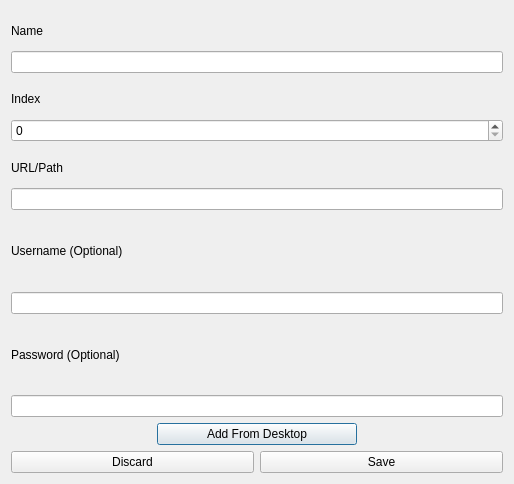
daniel-deru/WorkMate-3.0, file designs/xml/app_window.ui: the form before one commit.
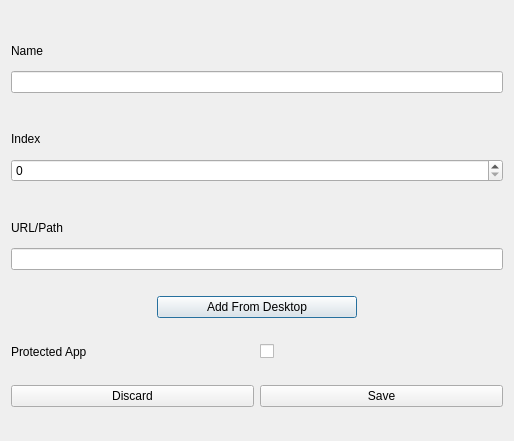
The form after the commit.

Commit message: separated the vault from the apps. the vault is for non app secrets. the apps tab now has protected appss. updated the app window to toggle between protected apps and open apps.

```diff
--- a/designs/xml/app_window.ui
+++ b/designs/xml/app_window.ui
@@ -7,7 +7,7 @@
     <x>0</x>
     <y>0</y>
     <width>514</width>
-    <height>484</height>
+    <height>441</height>
    </rect>
   </property>
   <property name="windowTitle">
@@ -119,37 +119,6 @@
      </item>
     </layout>
    </item>
-   <item>
-    <layout class="QVBoxLayout" name="vbox_username">
-     <property name="sizeConstraint">
-      <enum>QLayout::SetFixedSize</enum>
-     </property>
-     <item>
-      <widget class="QLabel" name="lbl_username">
-       <property name="text">
-        <string>Username (Optional)</string>
-       </property>
-      </widget>
-     </item>
-     <item>
-      <widget class="QLineEdit" name="lnedt_username"/>
-     </item>
-    </layout>
-   </item>
-   <item>
-    <layout class="QVBoxLayout" name="vbox_password">
-     <item>
-      <widget class="QLabel" name="lbl_password">
-       <property name="text">
-        <string>Password (Optional)</string>
-       </property>
-      </widget>
-     </item>
-     <item>
-      <widget class="QLineEdit" name="lnedt_password"/>
-     </item>
-    </layout>
-   </item>
    <item>
     <layout class="QHBoxLayout" name="hbox_desktop">
      <item>
@@ -199,6 +168,27 @@
      </item>
     </layout>
    </item>
+   <item>
+    <layout class="QHBoxLayout" name="hbox_protected_toggle">
+     <item>
+      <widget class="QLabel" name="lbl_protected_app">
+       <property name="text">
+        <string>Protected App</string>
+       </property>
+      </widget>
+     </item>
+     <item>
+      <widget class="QCheckBox" name="chkbox_protected_app">
+       <property name="text">
+        <string/>
+       </property>
+      </widget>
+     </item>
+    </layout>
+   </item>
+   <item>
+    <layout class="QVBoxLayout" name="vbox_protected_fields"/>
+   </item>
    <item>
     <layout class="QHBoxLayout" name="hbox_save">
      <item>
```
The commit also changes 44 other files.
